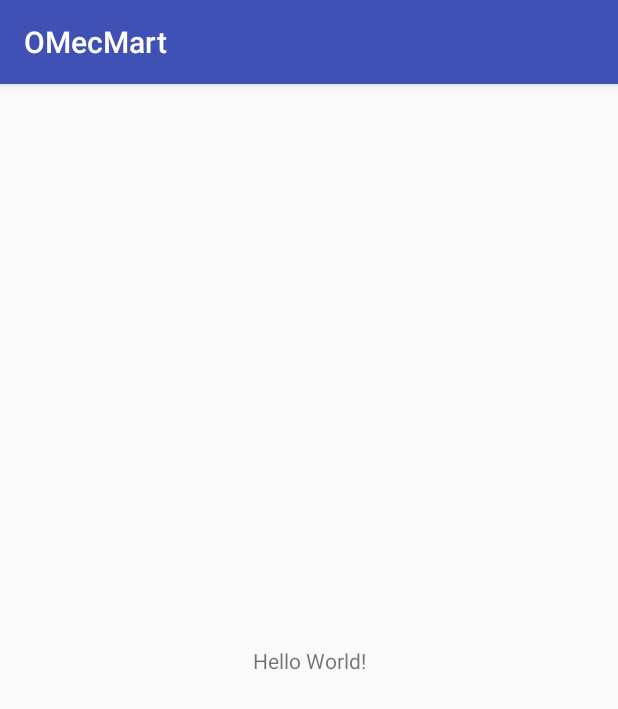
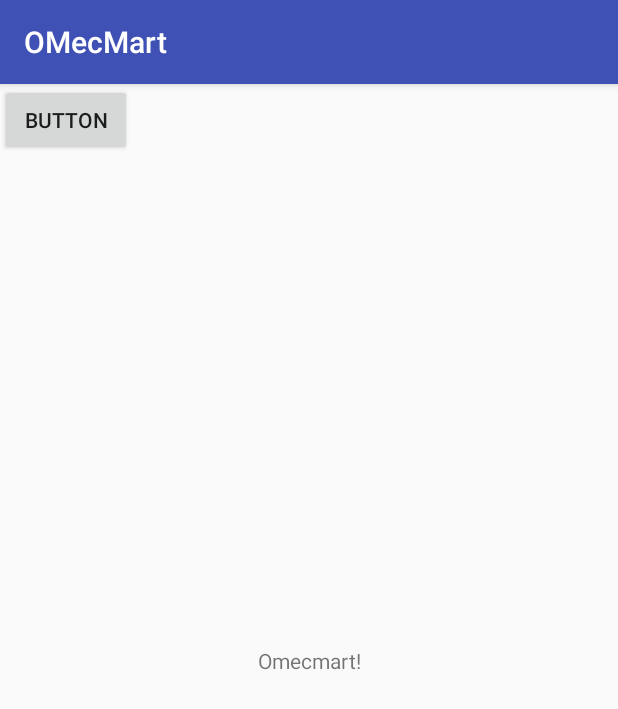
Before and after one commit to OMecMart/OMecMart, an Android app: the screen it shows after launch (MainActivity), on a phone screen of 412 x 824 dp. Shown: the top 709 px of the screen. Run offline under Robolectric (Android 15) with nearby library versions, the phone set to English and light mode, and no system bars.

```diff
--- a/app/src/main/res/layout/activity_main.xml
+++ b/app/src/main/res/layout/activity_main.xml
@@ -9,10 +9,18 @@
     <TextView
         android:layout_width="wrap_content"
         android:layout_height="wrap_content"
-        android:text="Hello World!"
+        android:text="Omecmart!"
         app:layout_constraintBottom_toBottomOf="parent"
         app:layout_constraintLeft_toLeftOf="parent"
         app:layout_constraintRight_toRightOf="parent"
         app:layout_constraintTop_toTopOf="parent" />
 
+    <Button
+        android:id="@+id/button"
+        android:layout_width="wrap_content"
+        android:layout_height="wrap_content"
+        android:text="Button"
+        tools:layout_editor_absoluteX="248dp"
+        tools:layout_editor_absoluteY="94dp" />
+
 </android.support.constraint.ConstraintLayout>
```
